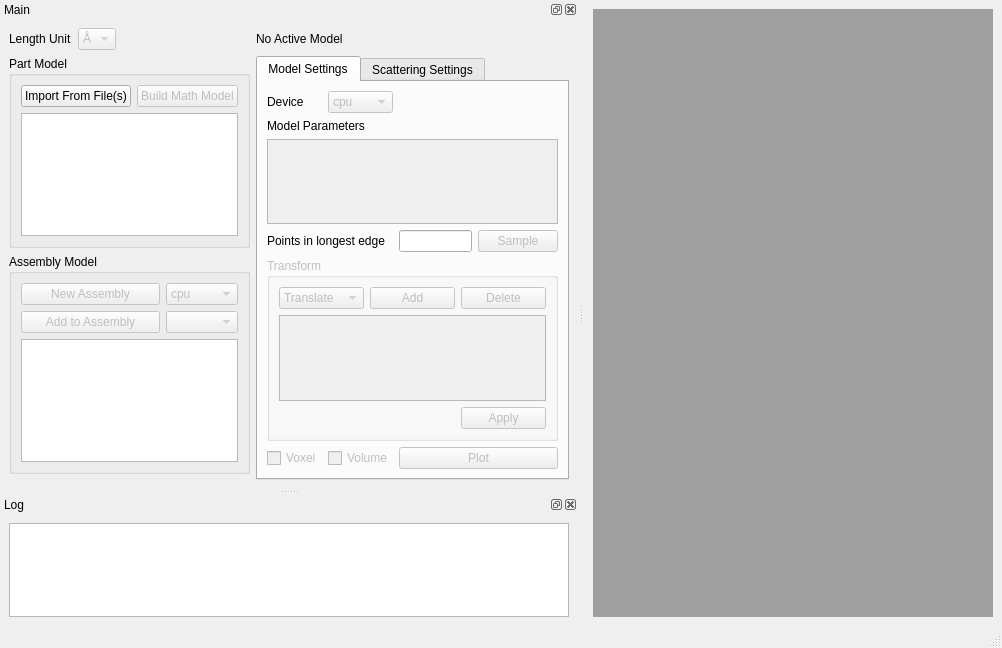
Before: the Qt Designer form src/model2sas/gui/MainWindow.ui in molybd/Model2SAS, drawn with Qt 5.
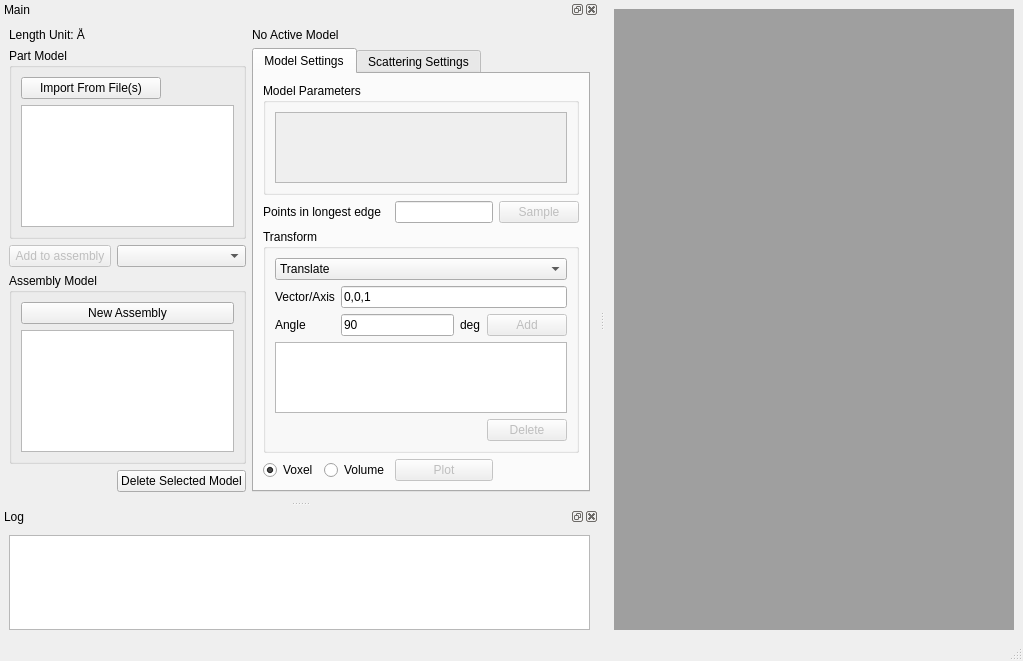
After: the same form once the commit is applied.

Commit message: update gui: add assembly & transform

Diff of the .ui file:
```diff
--- a/src/model2sas/gui/MainWindow.ui
+++ b/src/model2sas/gui/MainWindow.ui
@@ -6,8 +6,8 @@
    <rect>
     <x>0</x>
     <y>0</y>
-    <width>1002</width>
-    <height>648</height>
+    <width>1023</width>
+    <height>661</height>
    </rect>
   </property>
   <property name="windowTitle">
@@ -47,81 +47,59 @@
    </attribute>
    <widget class="QWidget" name="dockWidgetContents_3">
     <layout class="QGridLayout" name="gridLayout_9">
+     <item row="3" column="0" colspan="3">
+      <widget class="QGroupBox" name="groupBox_assembly">
+       <property name="title">
+        <string>Assembly Model</string>
+       </property>
+       <layout class="QGridLayout" name="gridLayout_6">
+        <item row="3" column="0" colspan="3">
+         <widget class="QTreeView" name="treeView_assemblies">
+          <property name="sizePolicy">
+           <sizepolicy hsizetype="Preferred" vsizetype="Expanding">
+            <horstretch>0</horstretch>
+            <verstretch>0</verstretch>
+           </sizepolicy>
+          </property>
+          <property name="minimumSize">
+           <size>
+            <width>100</width>
+            <height>0</height>
+           </size>
+          </property>
+          <property name="editTriggers">
+           <set>QAbstractItemView::NoEditTriggers</set>
+          </property>
+         </widget>
+        </item>
+        <item row="0" column="0" colspan="3">
+         <widget class="QPushButton" name="pushButton_new_assembly">
+          <property name="enabled">
+           <bool>true</bool>
+          </property>
+          <property name="text">
+           <string>New Assembly</string>
+          </property>
+         </widget>
+        </item>
+       </layout>
+      </widget>
+     </item>
      <item row="0" column="0">
       <widget class="QLabel" name="label_length_unit">
        <property name="text">
-        <string>Length Unit</string>
+        <string>Length Unit: Å</string>
        </property>
       </widget>
      </item>
-     <item row="0" column="1">
-      <widget class="QComboBox" name="comboBox_length_unit">
-       <property name="enabled">
-        <bool>false</bool>
-       </property>
-       <item>
-        <property name="text">
-         <string>Å</string>
-        </property>
-       </item>
-      </widget>
-     </item>
-     <item row="0" column="2">
-      <spacer name="horizontalSpacer">
-       <property name="orientation">
-        <enum>Qt::Horizontal</enum>
-       </property>
-       <property name="sizeHint" stdset="0">
-        <size>
-         <width>40</width>
-         <height>20</height>
-        </size>
-       </property>
-      </spacer>
-     </item>
-     <item row="0" column="3">
-      <widget class="QLabel" name="label_active_model">
-       <property name="sizePolicy">
-        <sizepolicy hsizetype="Preferred" vsizetype="Minimum">
-         <horstretch>0</horstretch>
-         <verstretch>0</verstretch>
-        </sizepolicy>
-       </property>
+     <item row="4" column="2">
+      <widget class="QPushButton" name="pushButton_delete_selected_model">
        <property name="text">
-        <string>No Active Model</string>
+        <string>Delete Selected Model</string>
        </property>
       </widget>
      </item>
-     <item row="1" column="0" colspan="3">
-      <widget class="QGroupBox" name="groupBox_part">
-       <property name="title">
-        <string>Part Model</string>
-       </property>
-       <layout class="QGridLayout" name="gridLayout_5">
-        <item row="1" column="0" colspan="2">
-         <widget class="QPushButton" name="pushButton_part_from_files">
-          <property name="text">
-           <string>Import From File(s)</string>
-          </property>
-         </widget>
-        </item>
-        <item row="1" column="2">
-         <widget class="QPushButton" name="pushButton_build_math_model">
-          <property name="enabled">
-           <bool>false</bool>
-          </property>
-          <property name="text">
-           <string>Build Math Model</string>
-          </property>
-         </widget>
-        </item>
-        <item row="2" column="0" colspan="3">
-         <widget class="QTreeView" name="treeView_parts"/>
-        </item>
-       </layout>
-      </widget>
-     </item>
-     <item row="1" column="3" rowspan="3">
+     <item row="1" column="3" rowspan="4">
       <widget class="QTabWidget" name="tabWidget_settings">
        <property name="sizePolicy">
         <sizepolicy hsizetype="Preferred" vsizetype="Preferred">
@@ -136,55 +114,133 @@
         <attribute name="title">
          <string>Model Settings</string>
         </attribute>
-        <layout class="QGridLayout" name="gridLayout_8">
-         <item row="2" column="0" colspan="2">
-          <widget class="QLabel" name="label_model_params">
-           <property name="text">
+        <layout class="QGridLayout" name="gridLayout">
+         <item row="0" column="0" colspan="4">
+          <widget class="QGroupBox" name="groupBox_model_params">
+           <property name="title">
             <string>Model Parameters</string>
            </property>
+           <layout class="QVBoxLayout" name="verticalLayout_5">
+            <item>
+             <widget class="QTableView" name="tableView_model_params">
+              <property name="enabled">
+               <bool>false</bool>
+              </property>
+              <property name="sizePolicy">
+               <sizepolicy hsizetype="Preferred" vsizetype="Expanding">
+                <horstretch>0</horstretch>
+                <verstretch>0</verstretch>
+               </sizepolicy>
+              </property>
+              <property name="alternatingRowColors">
+               <bool>true</bool>
+              </property>
+             </widget>
+            </item>
+           </layout>
           </widget>
          </item>
-         <item row="0" column="0">
-          <widget class="QLabel" name="label_part_device">
+         <item row="1" column="0" colspan="2">
+          <widget class="QLabel" name="label_real_lattice_1d_size">
            <property name="text">
-            <string>Device</string>
+            <string>Points in longest edge</string>
            </property>
           </widget>
          </item>
-         <item row="3" column="0" colspan="4">
-          <widget class="QTableView" name="tableView_model_params">
+         <item row="1" column="2">
+          <widget class="QLineEdit" name="lineEdit_real_lattice_1d_size">
+           <property name="text">
+            <string/>
+           </property>
+          </widget>
+         </item>
+         <item row="1" column="3">
+          <widget class="QPushButton" name="pushButton_sample">
            <property name="enabled">
             <bool>false</bool>
            </property>
-           <property name="sizePolicy">
-            <sizepolicy hsizetype="Preferred" vsizetype="Expanding">
-             <horstretch>0</horstretch>
-             <verstretch>0</verstretch>
-            </sizepolicy>
-           </property>
-           <property name="alternatingRowColors">
-            <bool>true</bool>
+           <property name="text">
+            <string>Sample</string>
            </property>
           </widget>
          </item>
-         <item row="5" column="0" colspan="4">
+         <item row="2" column="0" colspan="4">
           <widget class="QGroupBox" name="groupBox_transform">
            <property name="enabled">
-            <bool>false</bool>
+            <bool>true</bool>
            </property>
            <property name="title">
             <string>Transform</string>
            </property>
            <layout class="QGridLayout" name="gridLayout_4">
-            <item row="0" column="2">
-             <widget class="QPushButton" name="pushButton_delete_transform">
+            <item row="7" column="3">
+             <widget class="QPushButton" name="pushButton_delete_selected_transform">
+              <property name="enabled">
+               <bool>false</bool>
+              </property>
               <property name="text">
                <string>Delete</string>
               </property>
              </widget>
             </item>
-            <item row="0" column="0">
+            <item row="1" column="0">
+             <widget class="QLabel" name="label_transform_vector">
+              <property name="enabled">
+               <bool>true</bool>
+              </property>
+              <property name="text">
+               <string>Vector/Axis</string>
+              </property>
+             </widget>
+            </item>
+            <item row="6" column="0" colspan="4">
+             <widget class="QListView" name="listView_transforms">
+              <property name="enabled">
+               <bool>true</bool>
+              </property>
+              <property name="sizePolicy">
+               <sizepolicy hsizetype="Preferred" vsizetype="Expanding">
+                <horstretch>0</horstretch>
+                <verstretch>0</verstretch>
+               </sizepolicy>
+              </property>
+             </widget>
+            </item>
+            <item row="2" column="0">
+             <widget class="QLabel" name="label_transform_angle">
+              <property name="enabled">
+               <bool>true</bool>
+              </property>
+              <property name="text">
+               <string>Angle</string>
+              </property>
+             </widget>
+            </item>
+            <item row="2" column="1">
+             <widget class="QLineEdit" name="lineEdit_transform_angle">
+              <property name="enabled">
+               <bool>true</bool>
+              </property>
+              <property name="text">
+               <string>90</string>
+              </property>
+             </widget>
+            </item>
+            <item row="2" column="3">
+             <widget class="QPushButton" name="pushButton_add_transform">
+              <property name="enabled">
+               <bool>false</bool>
+              </property>
+              <property name="text">
+               <string>Add</string>
+              </property>
+             </widget>
+            </item>
+            <item row="0" column="0" colspan="4">
              <widget class="QComboBox" name="comboBox_transform_type">
+              <property name="enabled">
+               <bool>true</bool>
+              </property>
               <item>
                <property name="text">
                 <string>Translate</string>
@@ -197,68 +253,27 @@
               </item>
              </widget>
             </item>
-            <item row="0" column="1">
-             <widget class="QPushButton" name="pushButton_add_transform">
-              <property name="text">
-               <string>Add</string>
+            <item row="1" column="1" colspan="3">
+             <widget class="QLineEdit" name="lineEdit_transform_vector">
+              <property name="enabled">
+               <bool>true</bool>
               </property>
-             </widget>
-            </item>
-            <item row="5" column="2">
-             <widget class="QPushButton" name="pushButton_apply_transform">
               <property name="text">
-               <string>Apply</string>
+               <string>0,0,1</string>
               </property>
              </widget>
             </item>
-            <item row="4" column="0" colspan="3">
-             <widget class="QTableView" name="tableView_transform">
-              <property name="sizePolicy">
-               <sizepolicy hsizetype="Preferred" vsizetype="Expanding">
-                <horstretch>0</horstretch>
-                <verstretch>0</verstretch>
-               </sizepolicy>
+            <item row="2" column="2">
+             <widget class="QLabel" name="label_degree">
+              <property name="text">
+               <string>deg</string>
               </property>
              </widget>
             </item>
            </layout>
           </widget>
          </item>
-         <item row="4" column="2">
-          <widget class="QLineEdit" name="lineEdit_real_lattice_1d_size">
-           <property name="text">
-            <string/>
-           </property>
-          </widget>
-         </item>
-         <item row="4" column="0" colspan="2">
-          <widget class="QLabel" name="label_real_lattice_1d_size">
-           <property name="text">
-            <string>Points in longest edge</string>
-           </property>
-          </widget>
-         </item>
-         <item row="4" column="3">
-          <widget class="QPushButton" name="pushButton_sample">
-           <property name="enabled">
-            <bool>false</bool>
-           </property>
-           <property name="text">
-            <string>Sample</string>
-           </property>
-          </widget>
-         </item>
-         <item row="6" column="1">
-          <widget class="QCheckBox" name="checkBox_volume">
-           <property name="enabled">
-            <bool>false</bool>
-           </property>
-           <property name="text">
-            <string>Volume</string>
-           </property>
-          </widget>
-         </item>
-         <item row="6" column="2" colspan="2">
+         <item row="3" column="2">
           <widget class="QPushButton" name="pushButton_plot_model">
            <property name="enabled">
             <bool>false</bool>
@@ -268,26 +283,33 @@
            </property>
           </widget>
          </item>
-         <item row="6" column="0">
-          <widget class="QCheckBox" name="checkBox_voxel">
+         <item row="3" column="0">
+          <widget class="QRadioButton" name="radioButton_voxel_plot">
            <property name="enabled">
-            <bool>false</bool>
+            <bool>true</bool>
            </property>
            <property name="text">
             <string>Voxel</string>
            </property>
+           <property name="checked">
+            <bool>true</bool>
+           </property>
+           <attribute name="buttonGroup">
+            <string notr="true">buttonGroup</string>
+           </attribute>
           </widget>
          </item>
-         <item row="0" column="1">
-          <widget class="QComboBox" name="comboBox_model_device">
+         <item row="3" column="1">
+          <widget class="QRadioButton" name="radioButton_volume_plot">
            <property name="enabled">
-            <bool>false</bool>
+            <bool>true</bool>
            </property>
-           <item>
-            <property name="text">
-             <string>cpu</string>
-            </property>
-           </item>
+           <property name="text">
+            <string>Volume</string>
+           </property>
+           <attribute name="buttonGroup">
+            <string notr="true">buttonGroup</string>
+           </attribute>
           </widget>
          </item>
         </layout>
@@ -553,73 +575,51 @@
        </widget>
       </widget>
      </item>
-     <item row="2" column="0" colspan="3">
-      <widget class="QGroupBox" name="groupBox_assembly">
+     <item row="0" column="3">
+      <widget class="QLabel" name="label_active_model">
+       <property name="sizePolicy">
+        <sizepolicy hsizetype="Preferred" vsizetype="Minimum">
+         <horstretch>0</horstretch>
+         <verstretch>0</verstretch>
+        </sizepolicy>
+       </property>
+       <property name="text">
+        <string>No Active Model</string>
+       </property>
+      </widget>
+     </item>
+     <item row="1" column="0" colspan="3">
+      <widget class="QGroupBox" name="groupBox_part">
        <property name="title">
-        <string>Assembly Model</string>
+        <string>Part Model</string>
        </property>
-       <layout class="QGridLayout" name="gridLayout_6">
-        <item row="3" column="2">
-         <widget class="QComboBox" name="comboBox_assmbly_list">
-          <property name="enabled">
-           <bool>false</bool>
-          </property>
-         </widget>
+       <layout class="QGridLayout" name="gridLayout_5">
+        <item row="2" column="0" colspan="3">
+         <widget class="QTreeView" name="treeView_parts"/>
         </item>
-        <item row="0" column="2">
-         <widget class="QComboBox" name="comboBox_assembly_device">
-          <property name="enabled">
-           <bool>false</bool>
-          </property>
-          <item>
-           <property name="text">
-            <string>cpu</string>
-           </property>
-          </item>
-         </widget>
-        </item>
-        <item row="3" column="0" colspan="2">
-         <widget class="QPushButton" name="pushButton_add_to_assembly">
-          <property name="enabled">
-           <bool>false</bool>
-          </property>
+        <item row="1" column="0" colspan="2">
+         <widget class="QPushButton" name="pushButton_part_from_files">
           <property name="text">
-           <string>Add to Assembly</string>
-          </property>
-         </widget>
-        </item>
-        <item row="4" column="0" colspan="3">
-         <widget class="QTreeView" name="treeView_assemblies">
-          <property name="sizePolicy">
-           <sizepolicy hsizetype="Preferred" vsizetype="Expanding">
-            <horstretch>0</horstretch>
-            <verstretch>0</verstretch>
-           </sizepolicy>
-          </property>
-          <property name="minimumSize">
-           <size>
-            <width>100</width>
-            <height>0</height>
-           </size>
-          </property>
-          <property name="editTriggers">
-           <set>QAbstractItemView::NoEditTriggers</set>
-          </property>
-         </widget>
-        </item>
-        <item row="0" column="0" colspan="2">
-         <widget class="QPushButton" name="pushButton_new_assembly">
-          <property name="enabled">
-           <bool>false</bool>
-          </property>
-          <property name="text">
-           <string>New Assembly</string>
+           <string>Import From File(s)</string>
           </property>
          </widget>
         </item>
        </layout>
       </widget>
      </item>
+     <item row="2" column="0" colspan="2">
+      <widget class="QPushButton" name="pushButton_add_to_assembly">
+       <property name="enabled">
+        <bool>false</bool>
+       </property>
+       <property name="text">
+        <string>Add to assembly</string>
+       </property>
+      </widget>
+     </item>
+     <item row="2" column="2">
+      <widget class="QComboBox" name="comboBox_assemblies"/>
+     </item>
     </layout>
    </widget>
   </widget>
```
Left out of the diff: 121 changed lines with no effect on the pictures. The commit also changes 5 other files.
